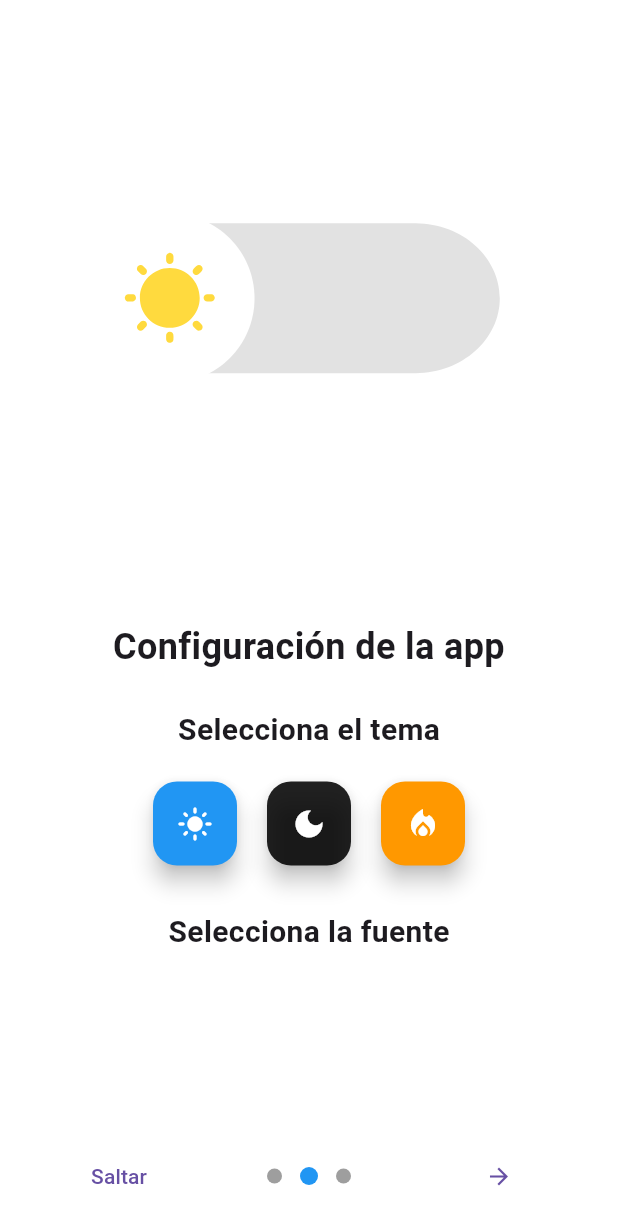
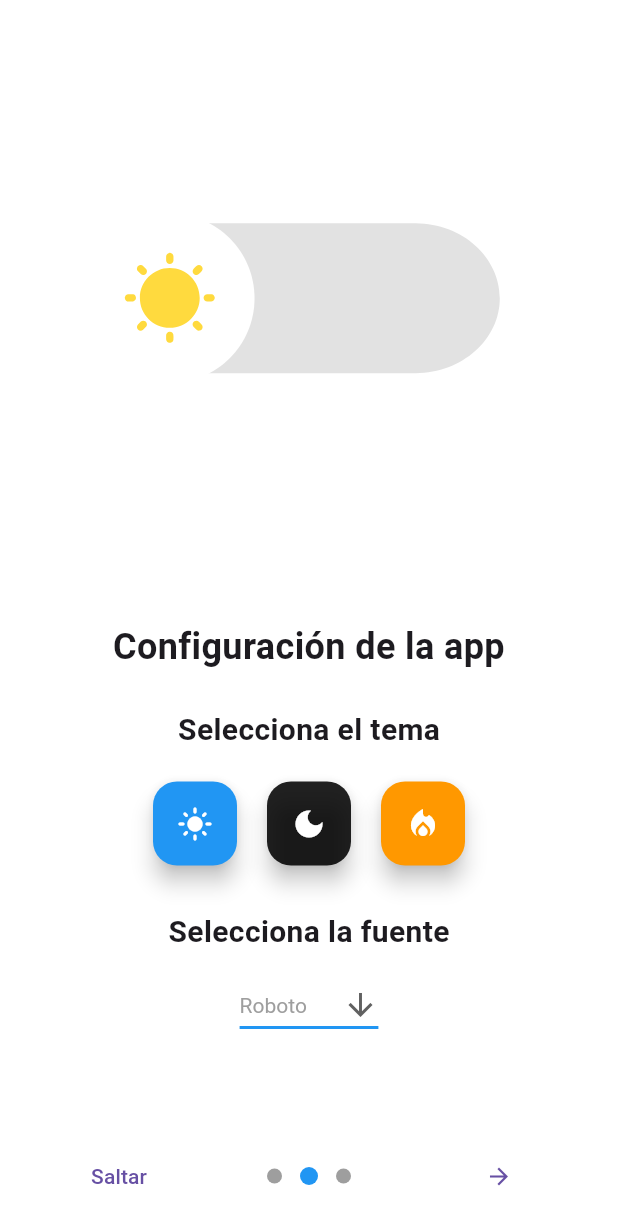
Before and after one commit to Lluvivazquez001/pmsn2024, a Flutter app: the OnboardingScreen screen opened by its route, swiped to page 2, on a phone screen of 412 x 824 dp. Shown: the top 1225 px of the screen. Run offline on Flutter 3.47's test engine with Material 3 defaults, Android fonts, the phone set to English and light mode, and no system bars; drawn by our look-alikes of introduction_screen; our stand-ins replace convex_bottom_bar, dio, firebase_auth, firebase_core, flutter_expandable_fab, flutter_rating_bar and 6 more; missing offline and left inert: wolt_modal_sheet; accounts and stored records are empty; network calls fail; project files that could hold a hidden picture were left out.

Commit message:
agregando cambios solucion de letra y tema

```diff
--- a/lib/screen/onboarding_screen.dart
+++ b/lib/screen/onboarding_screen.dart
@@ -9,112 +9,34 @@ import 'package:pmsn2024/settings/theme_preferences.dart';
 import 'package:pmsn2024/settings/theme_settings.dart';
 import 'package:provider/provider.dart';
 import 'home_screen.dart'; // Pantalla principal después del onboarding
+import 'package:google_fonts/google_fonts.dart';
 
-class OnboardingScreen extends StatelessWidget {
+class OnboardingScreen extends StatefulWidget {
+  @override
+  _OnboardingScreenState createState() => _OnboardingScreenState();
+}
 
-
+class _OnboardingScreenState extends State<OnboardingScreen> {
   // Lista de opciones de fuentes disponibles
-  List<String> fonts = ['Roboto', 'Lato', 'Montserrat', 'Pacifico'];
-
+  List<String> fonts = ['Roboto', 'Lato', 'Montserrat'];
   String selectedFont = 'Roboto';
 
   @override
   Widget build(BuildContext context) {
     return IntroductionScreen(
-      // Lista de páginas del onboarding
       pages: [
         PageViewModel(
-          title: "¡Bienvenido a la App!", // Título de la primera página
+          title: "¡Bienvenido a la App!",
           body:
-              "En la siguiente aplicacion encontraras una serie de funciones de peliculas, en donde lograras ver la extensa variedad con la que contamos.",
+              "En la siguiente aplicación encontrarás una serie de funciones de películas, en donde lograrás ver la extensa variedad con la que contamos.",
           image: Center(
             child: Column(
               mainAxisAlignment: MainAxisAlignment.center,
               children: [
-                SizedBox(height: 20), // Espacio arriba de la animación
+                SizedBox(height: 20),
                 SizedBox(
                   height: 270,
-                  child: Lottie.asset('assets/nivel5.json'), // Animación Lottie
-                ),
-              ],
-            ),
-          ),
-          decoration: PageDecoration(
-            // Decoración de la página
-            titleTextStyle:
-                TextStyle(fontSize: 24, fontWeight: FontWeight.bold),
-            bodyTextStyle: TextStyle(fontSize: 16),
-          ),
-        ),
-
-        // Página para configurar tema y fuente
-        PageViewModel(
-          title: "Configuración de la app",
-          bodyWidget: Center(
-            child: Column(
-              mainAxisAlignment: MainAxisAlignment.center,
-              children: [
-                Text(
-                  "Selecciona el tema", // Título de la sección de temas
-                  style: TextStyle(fontSize: 20, fontWeight: FontWeight.bold),
-                ),
-                SizedBox(height: 20),
-
-                // Botones para seleccionar temas (claro, oscuro, personalizado)
-                Row(
-                  mainAxisAlignment: MainAxisAlignment.center,
-                  children: [
-                    FloatingActionButton(
-                      onPressed: () {
-                      GlobalValues.themeMode.value = 0;
-                      ThemeSettings.lightTheme(); // Aplica el tema claro
-                    }, // Tema claro
-                      backgroundColor: Colors.blue,
-                      child: const Icon(Icons.light_mode, color: Colors.white),
-                    ),
-                    SizedBox(width: 20),
-                    FloatingActionButton(
-                      onPressed: () {
-                      GlobalValues.themeMode.value = 1;
-                      ThemeSettings.darkTheme(); // Aplica el tema oscuro
-                    }, // Tema oscuro
-                      backgroundColor: Colors.black87,
-                      child: const Icon(Icons.dark_mode, color: Colors.white),
-                    ),
-                    SizedBox(width: 20),
-                    FloatingActionButton(
-                     onPressed: () {
-                      GlobalValues.themeMode.value = 2;
-                      ThemeSettings.customTheme(); // Aplica el tema oscuro
-                    },
-                      backgroundColor: Colors.orange,
-                      child: const Icon(Icons.local_fire_department,
-                          color: Colors.white),
-                    ),
-                  ],
-                ),
-                SizedBox(height: 30),
-
-                // Sección para seleccionar la fuente
-                Text(
-                  "Selecciona la fuente", // Título de la sección de fuentes
-                  style: TextStyle(fontSize: 20, fontWeight: FontWeight.bold),
-                ),
-                SizedBox(height: 10),
-
-                // Dropdown para seleccionar una fuente
-
-              ],
-            ),
-          ),
-          image: Center(
-            child: Column(
-              mainAxisAlignment: MainAxisAlignment.center,
-              children: [
-                SizedBox(height: 40),
-                SizedBox(
-                  child: Lottie.asset(
-                      'assets/nivel4.json'), // Otra animación Lottie
+                  child: Lottie.asset('assets/nivel5.json'),
                 ),
               ],
             ),
@@ -125,13 +47,116 @@ class OnboardingScreen extends StatelessWidget {
             bodyTextStyle: TextStyle(fontSize: 16),
           ),
         ),
+        PageViewModel(
+          title: "Configuración de la app",
+          bodyWidget: Center(
+            child: Column(
+              mainAxisAlignment: MainAxisAlignment.center,
+              children: [
+                Text(
+                  "Selecciona el tema",
+                  style: TextStyle(fontSize: 20, fontWeight: FontWeight.bold),
+                ),
+                SizedBox(height: 20),
+                Row(
+                  mainAxisAlignment: MainAxisAlignment.center,
+                  children: [
+                    FloatingActionButton(
+                      onPressed: () async {
+                        GlobalValues.themeMode.value = 0;
+                        await ThemePreference()
+                            .setTheme(0); // Guardar el tema claro
+                        ThemeSettings.lightTheme();
+                      },
+                      backgroundColor: Colors.blue,
+                      child: const Icon(Icons.light_mode, color: Colors.white),
+                    ),
+                    SizedBox(width: 20),
+                    FloatingActionButton(
+                      onPressed: () async {
+                        GlobalValues.themeMode.value = 1;
+                        await ThemePreference()
+                            .setTheme(1); // Guardar el tema claro
+                        ThemeSettings.darkTheme();
+                      },
+                      backgroundColor: Colors.black87,
+                      child: const Icon(Icons.dark_mode, color: Colors.white),
+                    ),
+                    SizedBox(width: 20),
+                    FloatingActionButton(
+                      onPressed: () async {
+                        GlobalValues.themeMode.value = 2;
+                        await ThemePreference()
+                            .setTheme(2); // Guardar el tema claro
+                        ThemeSettings.customTheme();
+                      },
+                      backgroundColor: Colors.orange,
+                      child: const Icon(Icons.local_fire_department,
+                          color: Colors.white),
+                    ),
+                  ],
+                ),
+                SizedBox(height: 30),
+                Text(
+                  "Selecciona la fuente",
+                  style: TextStyle(fontSize: 20, fontWeight: FontWeight.bold),
+                ),
+                SizedBox(height: 10),
 
-        // Última página del onboarding
+                // Dropdown para seleccionar una fuente
+                DropdownButton<String>(
+                  value: selectedFont, // Fuente seleccionada por defecto
+                  icon: const Icon(Icons.arrow_downward),
+                  iconSize: 24,
+                  elevation: 16,
+                  style: TextStyle(color: Colors.grey),
+                  underline: Container(
+                    height: 2,
+                    color: Colors.blue,
+                  ),
+                  onChanged: (String? newValue) async {
+                    setState(() {
+                      selectedFont = newValue!;
+                      // Cambia la fuente globalmente
+                      GlobalValues.selectedFont.value = selectedFont;
+                    });
+
+                    // Guardar la fuente seleccionada en SharedPreferences
+                    await ThemePreference().setSelectedFont(selectedFont);
+                  },
+
+                  items: fonts.map<DropdownMenuItem<String>>((String value) {
+                    return DropdownMenuItem<String>(
+                      value: value,
+                      child: Text(value), // Texto de la fuente en el dropdown
+                    );
+                  }).toList(),
+                ),
+              ],
+            ),
+          ),
+          image: Center(
+            child: Column(
+              mainAxisAlignment: MainAxisAlignment.center,
+              children: [
+                SizedBox(height: 40),
+                SizedBox(
+                  child: Lottie.asset('assets/nivel4.json'),
+                ),
+              ],
+            ),
+          ),
+          decoration: PageDecoration(
+            titleTextStyle:
+                TextStyle(fontSize: 24, fontWeight: FontWeight.bold),
+            bodyTextStyle: TextStyle(fontSize: 16),
+          ),
+        ),
         PageViewModel(
           title: "¡Comienza a Usar!",
           body: "Estás a un paso de comenzar a disfrutar de la aplicación.",
           image: Center(
-            child: Lottie.asset('assets/tema1.json'), // Animación final
+            child: Lottie.asset('assets/tema1.json'),
           ),
           decoration: PageDecoration(
             titleTextStyle:
@@ -140,34 +165,28 @@ class OnboardingScreen extends StatelessWidget {
           ),
         ),
       ],
-      // Acción cuando el usuario completa el onboarding
       onDone: () {
         Navigator.pushReplacement(
           context,
-          MaterialPageRoute(
-              builder: (context) =>
-                  HomeScreen()), // Navega a la pantalla principal
+          MaterialPageRoute(builder: (context) => HomeScreen()),
         );
       },
-      // Acción si el usuario se salta el onboarding
       onSkip: () {
         Navigator.pushReplacement(
           context,
-          MaterialPageRoute(
-              builder: (context) =>
-                  HomeScreen()), // Navega a la pantalla principal
+          MaterialPageRoute(builder: (context) => HomeScreen()),
         );
       },
-      showSkipButton: true, // Muestra el botón de "Saltar"
+      showSkipButton: true,
       skip: const Text("Saltar"),
       next: const Icon(Icons.arrow_forward),
       done:
           const Text("Comenzar", style: TextStyle(fontWeight: FontWeight.bold)),
       dotsDecorator: const DotsDecorator(
-        activeColor: Colors.blue, // Color del indicador activo
-        color: Colors.grey, // Color de los indicadores inactivos
-        size: Size(10, 10), // Tamaño del punto
-        activeSize: Size(12, 12), // Tamaño del punto activo
+        activeColor: Colors.blue,
+        color: Colors.grey,
+        size: Size(10, 10),
+        activeSize: Size(12, 12),
       ),
     );
   }
--- a/lib/settings/global_values.dart
+++ b/lib/settings/global_values.dart
@@ -3,7 +3,8 @@ import 'package:flutter/material.dart';
 class GlobalValues {
   static ValueNotifier banThemeDark = ValueNotifier(false);
   static ValueNotifier<bool> banUpdListMovies = ValueNotifier<bool>(false);
-  static ValueNotifier<int> themeMode =
-      ValueNotifier(0);
+  static ValueNotifier<int> themeMode = ValueNotifier(0);
+  static ValueNotifier<String> selectedFont = ValueNotifier<String>('Roboto');
+
   // Para almacenar el color personalizado
 }
--- a/lib/settings/preferences_services.dart
+++ b/lib/settings/preferences_services.dart
@@ -2,7 +2,7 @@ import 'package:shared_preferences/shared_preferences.dart';
 
 // Clase que se encarga de manejar las preferencias de la aplicación
 class PreferencesService {
-  // Claves constantes para guardar las preferencias de tema y fuente
+ // Claves constantes para guardar las preferencias de tema y fuente
   static const String _themeKey = 'themeIndex'; // variables para tema y fuente
   static const String _fontKey = 'fontFamily';
 
--- a/lib/settings/theme_preferences.dart
+++ b/lib/settings/theme_preferences.dart
@@ -2,6 +2,7 @@ import 'package:shared_preferences/shared_preferences.dart';
 
 class ThemePreference {
   static const String _keyTheme = 'theme_mode';
+  static const String _keyFont = 'selected_font'; // Clave para la fuente
 
   Future<void> setTheme(int theme) async {
     SharedPreferences prefs = await SharedPreferences.getInstance();
@@ -12,4 +13,14 @@ class ThemePreference {
     SharedPreferences prefs = await SharedPreferences.getInstance();
     return prefs.getInt(_keyTheme) ?? 0; // 0 = light, 1 = dark, 2 = custom
   }
+
+  Future<void> setSelectedFont(String font) async {
+    SharedPreferences prefs = await SharedPreferences.getInstance();
+    prefs.setString(_keyFont, font); // Guarda la fuente seleccionada
+  }
+
+  Future<String> getSelectedFont() async {
+    SharedPreferences prefs = await SharedPreferences.getInstance();
+    return prefs.getString(_keyFont) ?? 'Roboto'; // Valor por defecto
+  }
 }
--- a/pubspec.yaml
+++ b/pubspec.yaml
@@ -70,7 +70,6 @@ dev_dependencies:
 
 # The following section is specific to Flutter packages.
 flutter:
-
   # The following line ensures that the Material Icons font is
   # included with your application, so that you can use the icons in
   # the material Icons class.
```
Also changed, not shown: lib/main.dart (+25 -13 lines), lib/screen/home_screen.dart (+2 -16 lines), lib/screen/profile_screen.dart (+23 -20 lines), assets/fonts/Roboto-Regular.ttf (added).
